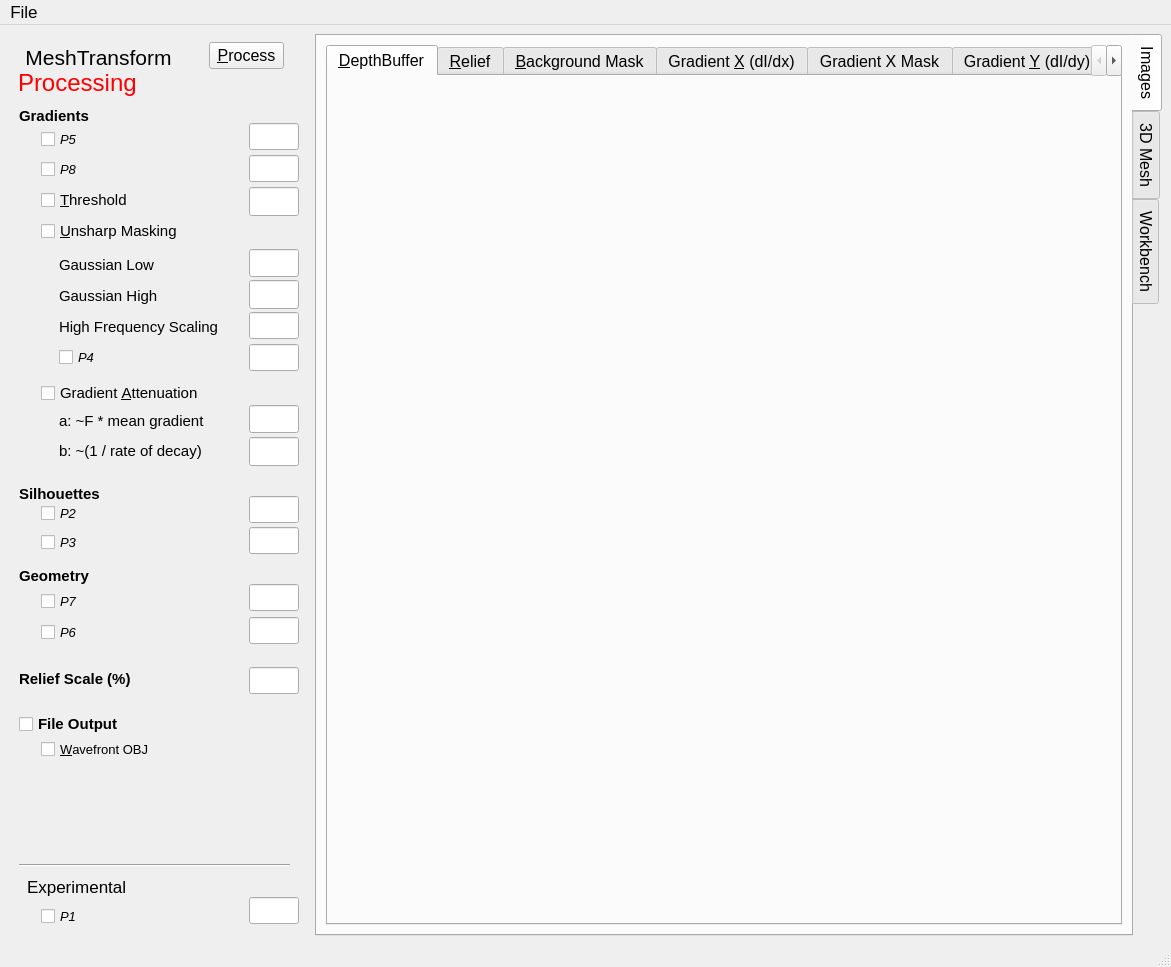
Old version of the form Explorer/explorer.ui in the repository steveknipmeyer/ModelRelief.
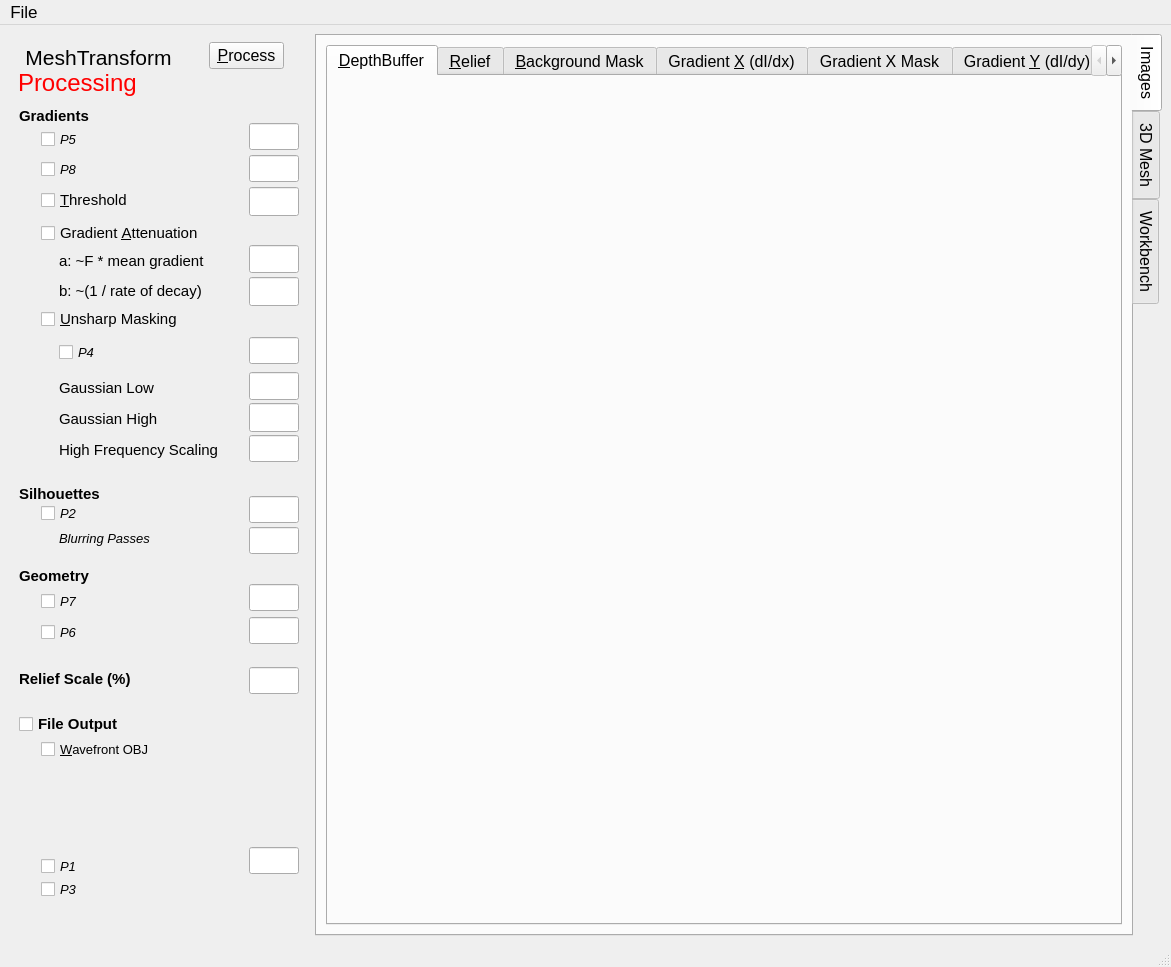
New version of the form. Icons and pictures are not drawn.

Commit message: Improve Explorer UI layout Extend ExperimentalParameter to allow the checkbox to be hidden. ("Always On")

Diff of the .ui file:
```diff
--- a/Explorer/explorer.ui
+++ b/Explorer/explorer.ui
@@ -402,7 +402,7 @@
        <property name="geometry">
         <rect>
          <x>240</x>
-         <y>212</y>
+         <y>335</y>
          <width>50</width>
          <height>28</height>
         </rect>
@@ -418,7 +418,7 @@
        <property name="geometry">
         <rect>
          <x>240</x>
-         <y>243</y>
+         <y>366</y>
          <width>50</width>
          <height>29</height>
         </rect>
@@ -434,7 +434,7 @@
        <property name="geometry">
         <rect>
          <x>240</x>
-         <y>275</y>
+         <y>398</y>
          <width>50</width>
          <height>27</height>
         </rect>
@@ -469,7 +469,7 @@
        <property name="geometry">
         <rect>
          <x>32</x>
-         <y>344</y>
+         <y>184</y>
          <width>210</width>
          <height>24</height>
         </rect>
@@ -512,7 +512,7 @@
        <property name="geometry">
         <rect>
          <x>240</x>
-         <y>400</y>
+         <y>240</y>
          <width>50</width>
          <height>29</height>
         </rect>
@@ -522,7 +522,7 @@
        <property name="geometry">
         <rect>
          <x>240</x>
-         <y>368</y>
+         <y>208</y>
          <width>50</width>
          <height>28</height>
         </rect>
@@ -532,7 +532,7 @@
        <property name="geometry">
         <rect>
          <x>50</x>
-         <y>372</y>
+         <y>212</y>
          <width>181</width>
          <height>24</height>
         </rect>
@@ -552,7 +552,7 @@
        <property name="geometry">
         <rect>
          <x>50</x>
-         <y>402</y>
+         <y>242</y>
          <width>191</width>
          <height>24</height>
         </rect>
@@ -572,7 +572,7 @@
        <property name="geometry">
         <rect>
          <x>32</x>
-         <y>182</y>
+         <y>270</y>
          <width>177</width>
          <height>24</height>
         </rect>
@@ -592,7 +592,7 @@
        <property name="geometry">
         <rect>
          <x>32</x>
-         <y>867</y>
+         <y>817</y>
          <width>165</width>
          <height>24</height>
         </rect>
@@ -637,31 +637,11 @@
         <string>P2</string>
        </property>
       </widget>
-      <widget class="QLabel" name="labelExperimental">
-       <property name="geometry">
-        <rect>
-         <x>18</x>
-         <y>839</y>
-         <width>157</width>
-         <height>22</height>
-        </rect>
-       </property>
-       <property name="font">
-        <font>
-         <pointsize>13</pointsize>
-         <weight>50</weight>
-         <bold>false</bold>
-        </font>
-       </property>
-       <property name="text">
-        <string>Experimental</string>
-       </property>
-      </widget>
       <widget class="QLineEdit" name="p1LineEdit">
        <property name="geometry">
         <rect>
          <x>240</x>
-         <y>860</y>
+         <y>810</y>
          <width>50</width>
          <height>27</height>
         </rect>
@@ -709,7 +689,7 @@
        <property name="geometry">
         <rect>
          <x>32</x>
-         <y>493</y>
+         <y>840</y>
          <width>201</width>
          <height>24</height>
         </rect>
@@ -733,7 +713,7 @@
        <property name="geometry">
         <rect>
          <x>240</x>
-         <y>307</y>
+         <y>300</y>
          <width>50</width>
          <height>27</height>
         </rect>
@@ -749,7 +729,7 @@
        <property name="geometry">
         <rect>
          <x>50</x>
-         <y>308</y>
+         <y>303</y>
          <width>151</width>
          <height>24</height>
         </rect>
@@ -984,7 +964,7 @@
        <property name="geometry">
         <rect>
          <x>50</x>
-         <y>216</y>
+         <y>339</y>
          <width>131</width>
          <height>24</height>
         </rect>
@@ -1004,7 +984,7 @@
        <property name="geometry">
         <rect>
          <x>50</x>
-         <y>250</y>
+         <y>373</y>
          <width>131</width>
          <height>18</height>
         </rect>
@@ -1024,7 +1004,7 @@
        <property name="geometry">
         <rect>
          <x>50</x>
-         <y>279</y>
+         <y>402</y>
          <width>191</width>
          <height>22</height>
         </rect>
@@ -1108,19 +1088,6 @@
         <string>Relief Scale (%)</string>
        </property>
       </widget>
-      <widget class="Line" name="line">
-       <property name="geometry">
-        <rect>
-         <x>10</x>
-         <y>820</y>
-         <width>271</width>
-         <height>16</height>
-        </rect>
-       </property>
-       <property name="orientation">
-        <enum>Qt::Horizontal</enum>
-       </property>
-      </widget>
       <widget class="QLabel" name="labelGradients">
        <property name="geometry">
         <rect>
@@ -1199,6 +1166,33 @@
         <string>Geometry</string>
        </property>
       </widget>
+      <widget class="QLabel" name="labelSilhouettPasses">
+       <property name="geometry">
+        <rect>
+         <x>50</x>
+         <y>490</y>
+         <width>191</width>
+         <height>22</height>
+        </rect>
+       </property>
+       <property name="sizePolicy">
+        <sizepolicy hsizetype="Preferred" vsizetype="Preferred">
+         <horstretch>0</horstretch>
+         <verstretch>0</verstretch>
+        </sizepolicy>
+       </property>
+       <property name="font">
+        <font>
+         <pointsize>10</pointsize>
+         <weight>50</weight>
+         <italic>true</italic>
+         <bold>false</bold>
+        </font>
+       </property>
+       <property name="text">
+        <string>Blurring Passes</string>
+       </property>
+      </widget>
      </widget>
     </item>
    </layout>
```
The commit also changes 3 other files.
